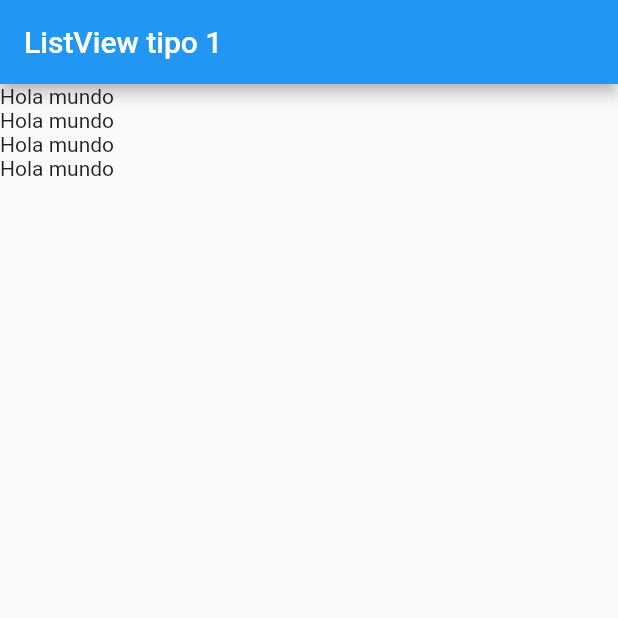
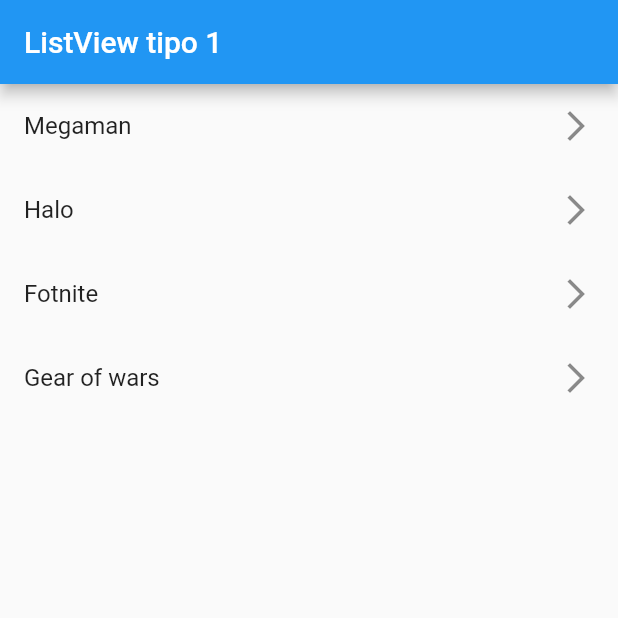
Before and after one commit to Reales09/components_flutter, a Flutter app: the screen it shows after launch, on a phone screen of 412 x 824 dp, the top half of it. Run offline on Flutter 3.47's test engine with Material 2 defaults, Android fonts, the phone set to English and light mode, and no system bars.

Commit message:
Se agrega list tile al listView

```diff
--- a/lib/screens/listview1_screen.dart
+++ b/lib/screens/listview1_screen.dart
@@ -1,6 +1,8 @@
 import 'package:flutter/material.dart';
 
 class ListView1Screen extends StatelessWidget {
+  final options = const ["Megaman", "Halo", "Fotnite", "Gear of wars"];
+
   const ListView1Screen({Key? key}) : super(key: key);
 
   @override
@@ -8,11 +10,13 @@ class ListView1Screen extends StatelessWidget {
     return Scaffold(
         appBar: AppBar(title: const Text('ListView tipo 1')),
         body: ListView(
-          children: const [
-            Text('Hola mundo'),
-            Text('Hola mundo'),
-            Text('Hola mundo'),
-            Text('Hola mundo')
+          children: [
+            ...options
+                .map((game) => ListTile(
+                      title: Text(game),
+                      trailing: const Icon(Icons.arrow_forward_ios_outlined),
+                    ))
+                .toList()
           ],
         ));
   }
```
